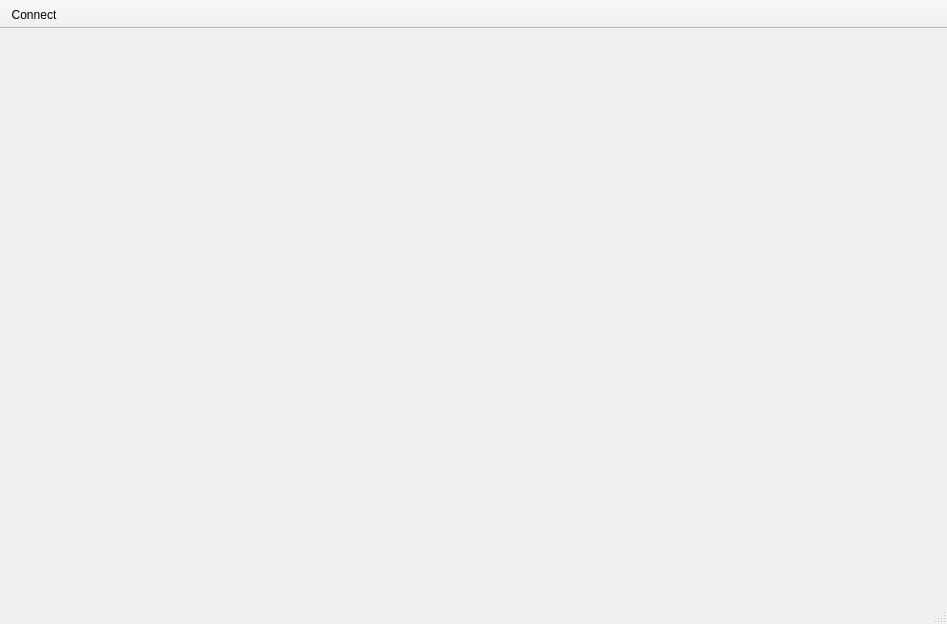
Old version of the form MainWindow.ui in the repository dsvua/CarGUI.
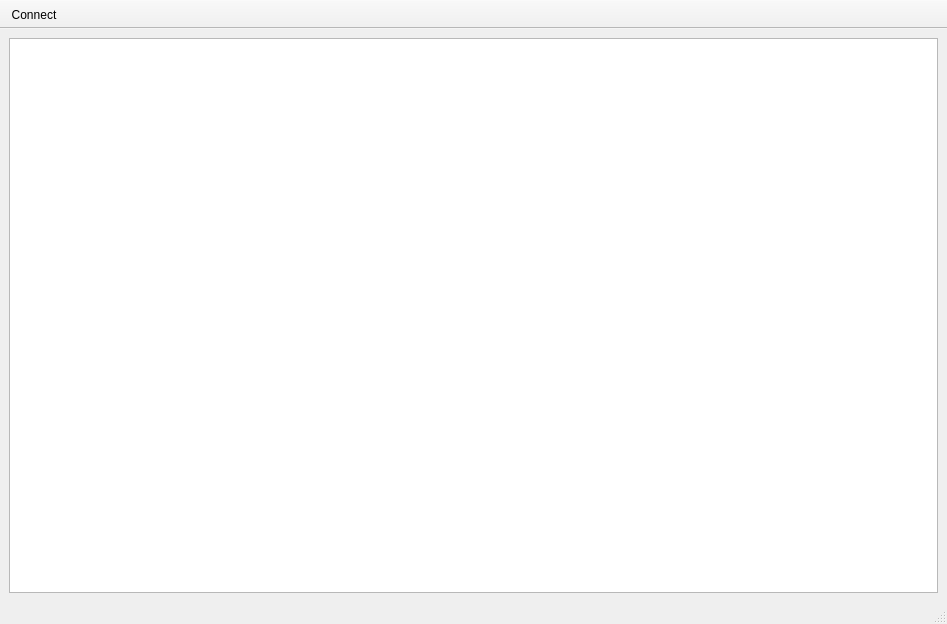
New version of the form.

Diff of the .ui file:
```diff
--- a/MainWindow.ui
+++ b/MainWindow.ui
@@ -16,7 +16,7 @@
   <widget class="QWidget" name="centralwidget">
    <layout class="QGridLayout" name="gridLayout">
     <item row="0" column="0">
-     <widget class="QWidget" name="testWidget" native="true"/>
+     <widget class="QGraphicsView" name="testWidget"/>
     </item>
    </layout>
   </widget>
```
